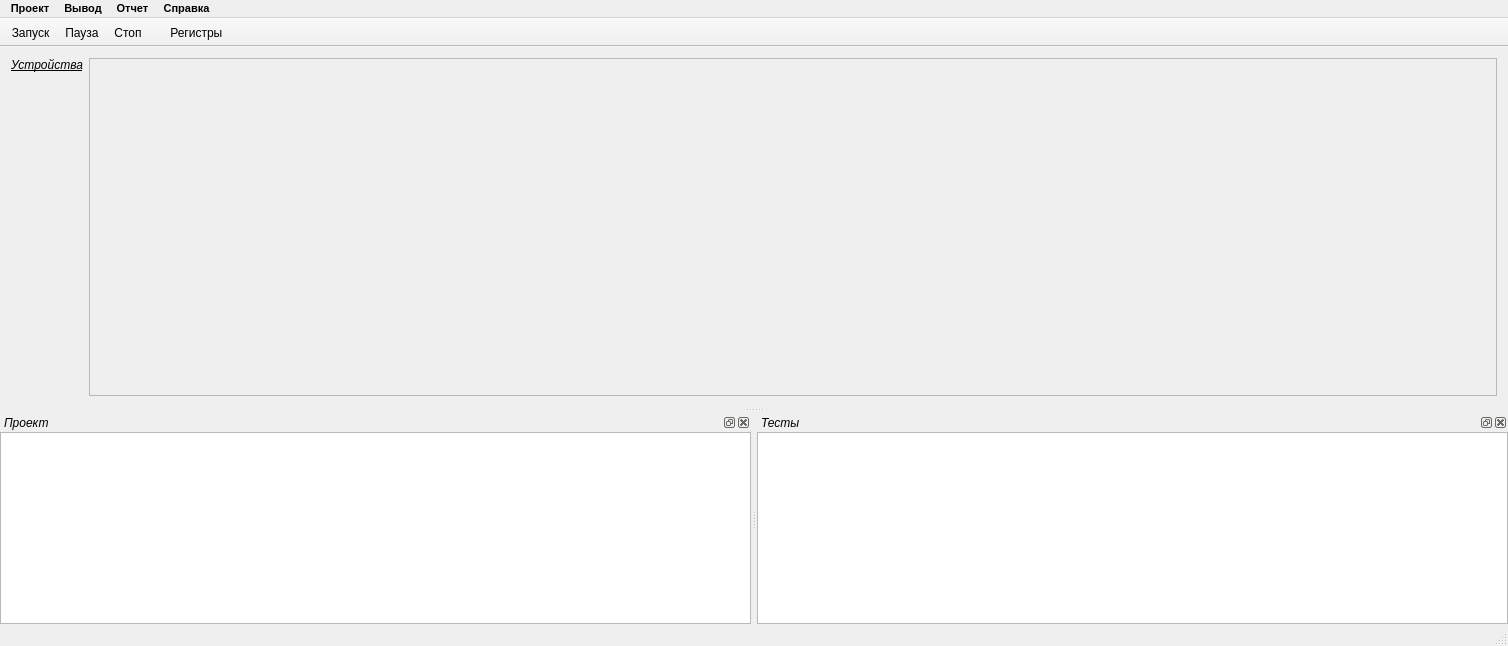
Qt form tgca/mainwindow.ui (Veala/host_tgca-for-t_hsc) before a commit.
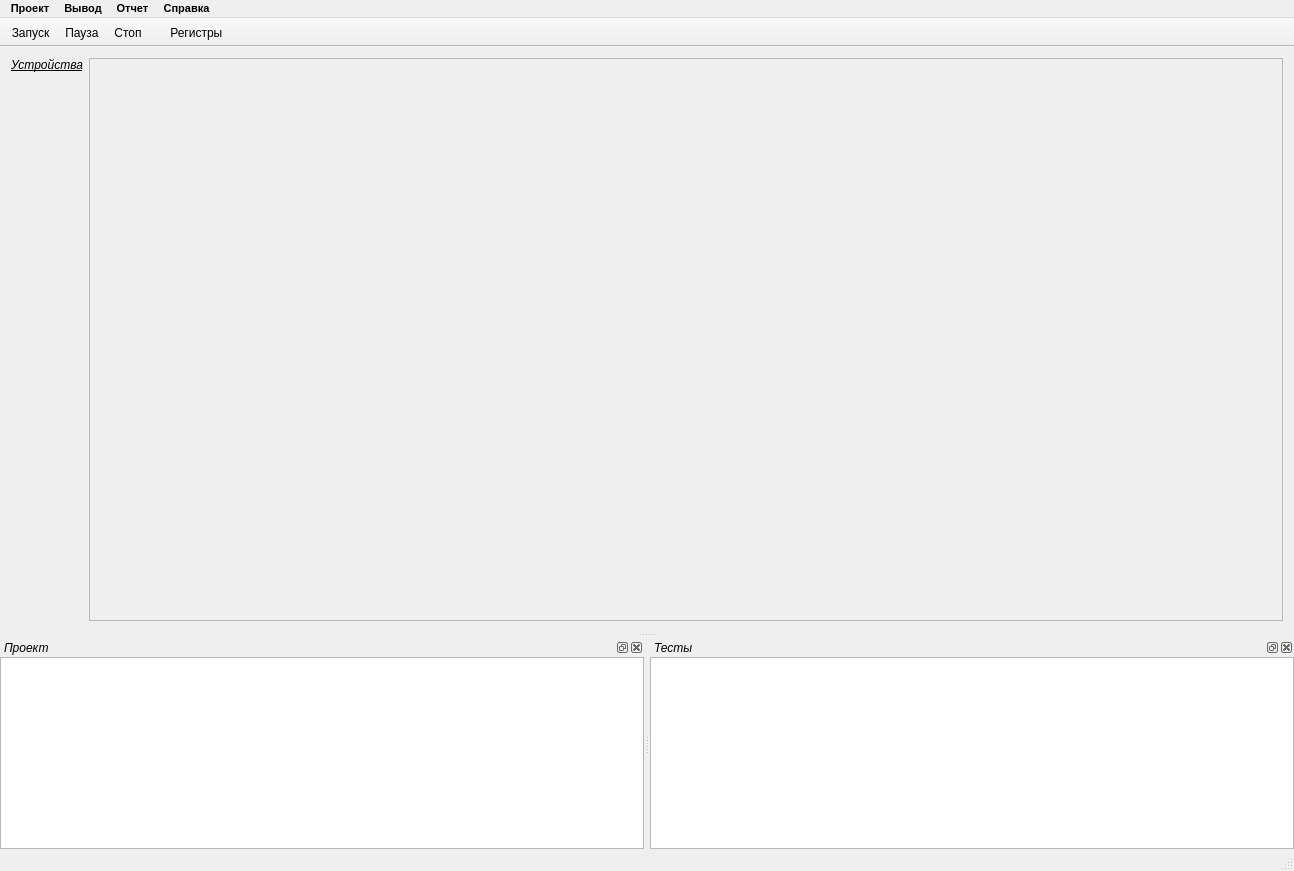
The same form after that commit. Icons and pictures are not drawn.

What changed in the file:
```diff
--- a/tgca/mainwindow.ui
+++ b/tgca/mainwindow.ui
@@ -6,8 +6,8 @@
    <rect>
     <x>0</x>
     <y>0</y>
-    <width>1508</width>
-    <height>646</height>
+    <width>1294</width>
+    <height>871</height>
    </rect>
   </property>
   <property name="windowTitle">
@@ -70,8 +70,8 @@
         <rect>
          <x>0</x>
          <y>0</y>
-         <width>1418</width>
-         <height>327</height>
+         <width>1188</width>
+         <height>538</height>
         </rect>
        </property>
        <layout class="QVBoxLayout" name="verticalLayout">
@@ -136,8 +136,8 @@
     <rect>
      <x>0</x>
      <y>0</y>
-     <width>1508</width>
-     <height>18</height>
+     <width>1294</width>
+     <height>22</height>
     </rect>
    </property>
    <property name="font">
@@ -284,8 +284,8 @@
         <string>&lt;!DOCTYPE HTML PUBLIC &quot;-//W3C//DTD HTML 4.0//EN&quot; &quot;http://www.w3.org/TR/REC-html40/strict.dtd&quot;&gt;
 &lt;html&gt;&lt;head&gt;&lt;meta name=&quot;qrichtext&quot; content=&quot;1&quot; /&gt;&lt;style type=&quot;text/css&quot;&gt;
 p, li { white-space: pre-wrap; }
-&lt;/style&gt;&lt;/head&gt;&lt;body style=&quot; font-family:'MS Shell Dlg 2'; font-size:8.25pt; font-weight:400; font-style:italic;&quot;&gt;
-&lt;p style=&quot;-qt-paragraph-type:empty; margin-top:0px; margin-bottom:0px; margin-left:0px; margin-right:0px; -qt-block-indent:0; text-indent:0px; font-family:'Sans'; font-size:10pt;&quot;&gt;&lt;br /&gt;&lt;/p&gt;&lt;/body&gt;&lt;/html&gt;</string>
+&lt;/style&gt;&lt;/head&gt;&lt;body style=&quot; font-family:'Sans'; font-size:10pt; font-weight:400; font-style:italic;&quot;&gt;
+&lt;p style=&quot;-qt-paragraph-type:empty; margin-top:0px; margin-bottom:0px; margin-left:0px; margin-right:0px; -qt-block-indent:0; text-indent:0px;&quot;&gt;&lt;br /&gt;&lt;/p&gt;&lt;/body&gt;&lt;/html&gt;</string>
        </property>
       </widget>
      </item>
```
Left out of the diff: 42 changed lines with no effect on the pictures.
